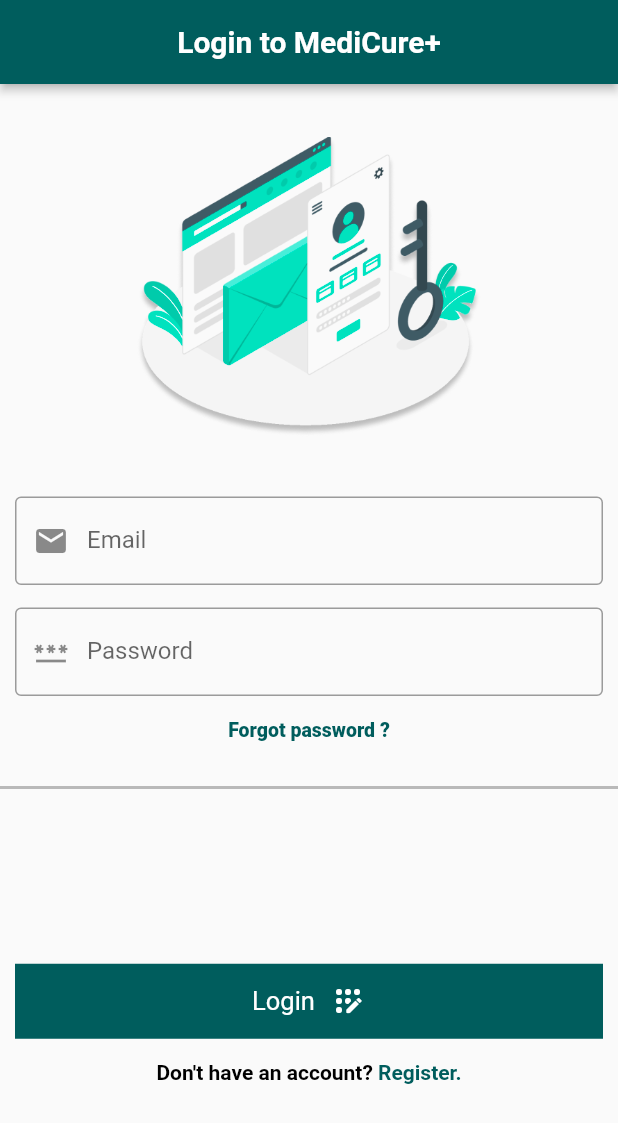
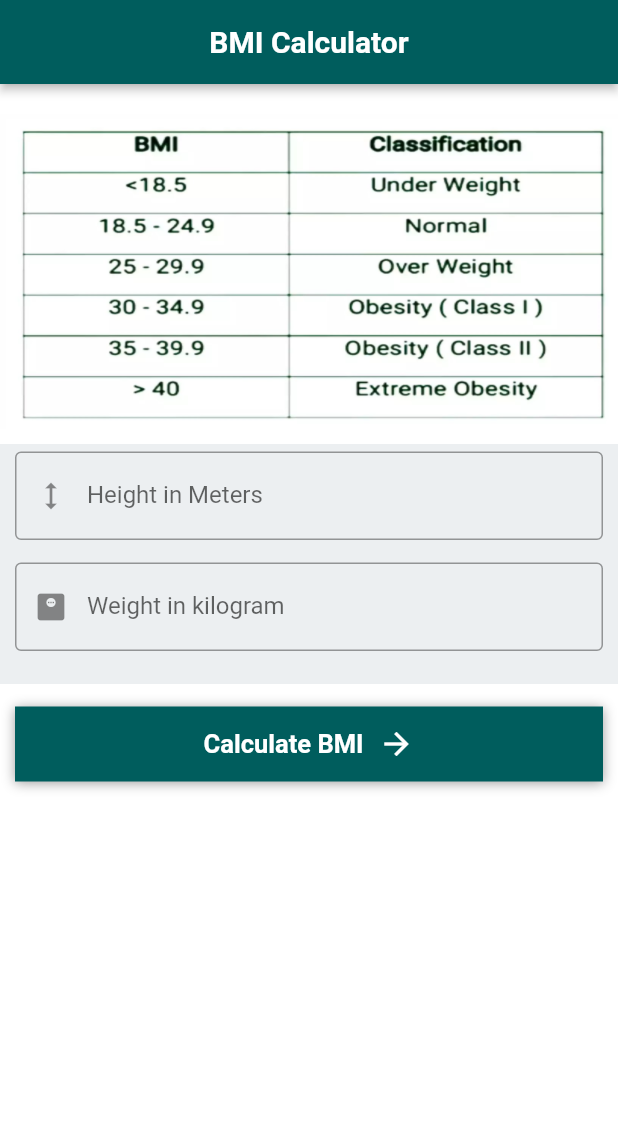
Before and after one commit to chamod-lakshitha/SDGP, a Flutter app: the screen it shows after launch, on a phone screen of 412 x 824 dp. Shown: the top 1123 px of the screen. Run offline on Flutter 3.47's test engine with Material 2 defaults, Android fonts, the light colour scheme and no system bars; our stand-ins replace dio, flutter_dotenv, flutter_easyloading, google_fonts, page_transition, shared_preferences.

Commit message:
home.dart and bmi_calc.dart is created

```diff
--- /dev/null
+++ b/lib/BMI_Calc.dart
@@ -0,0 +1,202 @@
+import 'package:flutter/material.dart';
+import 'package:google_fonts/google_fonts.dart';
+
+class BMI_Calc extends StatefulWidget {
+  const BMI_Calc({Key? key}) : super(key: key);
+
+  @override
+  State<BMI_Calc> createState() => _BMI_CalcState();
+}
+
+class _BMI_CalcState extends State<BMI_Calc> {
+  double? _height, _weight;
+  double BMI = 0;
+  bool calculated = false;
+
+  final _formKey = GlobalKey<FormState>();
+
+  Widget printLabel() {
+    if (calculated) {
+      return Container(
+        height: 50,
+        width: double.infinity,
+        margin: const EdgeInsets.only(
+          top: 480,
+        ),
+        color: BMI < 18.5
+            ? Colors.amber
+            : BMI < 24.9
+                ? Colors.green
+                : BMI < 29.9
+                    ? Colors.orange
+                    : Colors.red,
+        alignment: Alignment.center,
+        child: Text(
+          calculated ? "BMI value is : " + BMI.toString() : "",
+          style: GoogleFonts.roboto(
+            textStyle: const TextStyle(
+              fontWeight: FontWeight.bold,
+              fontSize: 17,
+              color: Colors.black54,
+            ),
+          ),
+        ),
+      );
+    } else {
+      return const SizedBox();
+    }
+  }
+
+  @override
+  Widget build(BuildContext context) {
+    return Scaffold(
+      backgroundColor: Colors.white,
+      appBar: AppBar(
+        title: Text(
+          "BMI Calculator",
+          style: GoogleFonts.roboto(
+            textStyle: const TextStyle(
+              fontWeight: FontWeight.bold,
+              fontSize: 20,
+            ),
+          ),
+        ),
+        centerTitle: true,
+        backgroundColor: Color.fromRGBO(0, 93, 93, 1),
+        elevation: 2.5,
+      ),
+      body: Stack(
+        children: [
+          Container(
+            height: 210,
+            width: double.infinity,
+            margin: const EdgeInsets.only(top: 20),
+            decoration: const BoxDecoration(
+              image: DecorationImage(
+                  image: AssetImage("assets/BMI_chart.jpg"), fit: BoxFit.fill),
+            ),
+          ),
+          Container(
+            height: 160,
+            width: double.infinity,
+            color: Colors.blueGrey[50],
+            margin: const EdgeInsets.only(top: 240),
+            padding: const EdgeInsets.symmetric(horizontal: 10),
+            child: Form(
+              key: _formKey,
+              child: ListView(
+                children: [
+                  const SizedBox(
+                    height: 5,
+                  ),
+                  TextFormField(
+                    keyboardType: TextInputType.number,
+                    decoration: const InputDecoration(
+                      labelText: "Height in Meters",
+                      border: OutlineInputBorder(),
+                      prefixIcon: Icon(Icons.height),
+                    ),
+                    validator: (height) {
+                      try {
+                        double heightInDouble = double.parse(height!);
+                        if (height == null || height.isEmpty) {
+                          return "Please enter your height in meters";
+                        } else if (heightInDouble <= 0) {
+                          return "height can not be less than or equals  to zero";
+                        }
+                      } catch (e) {
+                        return "Invalid value for height";
+                      }
+                    },
+                    onChanged: (height) {
+                      _height = double.tryParse(height);
+                    },
+                  ),
+                  const SizedBox(
+                    height: 15,
+                  ),
+                  TextFormField(
+                    keyboardType: TextInputType.number,
+                    decoration: const InputDecoration(
+                      labelText: "Weight in kilogram",
+                      border: OutlineInputBorder(),
+                      prefixIcon: Icon(Icons.monitor_weight),
+                    ),
+                    validator: (weight) {
+                      try {
+                        double weightInDouble = double.parse(weight!);
+                        if (weight == null || weight.isEmpty) {
+                          return "Please enter your weight in meters";
+                        } else if (weightInDouble <= 0) {
+                          return "weight can not be less than or equals  to zero";
+                        }
+                      } catch (e) {
+                        return "Invalid value for weight";
+                      }
+                    },
+                    onChanged: (weight) {
+                      _weight = double.tryParse(weight);
+                    },
+                  ),
+                  const SizedBox(
+                    height: 5,
+                  ),
+                ],
+              ),
+            ),
+          ),
+          GestureDetector(
+            onTap: () {
+              if (_formKey.currentState!.validate()) {
+                BMI = (_weight! / (_height! * _height!));
+                setState(() {
+                  calculated = true;
+                });
+              } else {
+                setState(() {
+                  calculated = false;
+                });
+              }
+            },
+            child: Container(
+              margin: const EdgeInsets.only(top: 415, left: 10),
+              height: 50,
+              width: MediaQuery.of(context).size.width - 20,
+              decoration: const BoxDecoration(
+                color: Color.fromRGBO(0, 93, 93, 1),
+                boxShadow: [
+                  BoxShadow(
+                    color: Colors.grey,
+                    offset: Offset(0.0, 1.0), //(x,y)
+                    blurRadius: 6.0,
+                  ),
+                ],
+              ),
+              child: Row(
+                mainAxisAlignment: MainAxisAlignment.center,
+                children: const [
+                  Text(
+                    "Calculate BMI",
+                    style: TextStyle(
+                      color: Colors.white,
+                      fontSize: 17,
+                      fontWeight: FontWeight.bold,
+                    ),
+                  ),
+                  SizedBox(
+                    width: 10,
+                  ),
+                  Icon(
+                    Icons.arrow_forward,
+                    color: Colors.white,
+                  )
+                ],
+              ),
+            ),
+          ),
+          printLabel()
+        ],
+      ),
+    );
+  }
+}
--- /dev/null
+++ b/lib/Home.dart
@@ -0,0 +1,46 @@
+import 'package:flutter/material.dart';
+import 'package:sdgp/CHD_Prediction.dart';
+
+import 'BMI_Calc.dart';
+
+class Home extends StatefulWidget {
+  final int selectedIndex;
+  Home({super.key, this.selectedIndex = 0});
+
+  @override
+  State<Home> createState() => _HomeState(selectedIndex);
+}
+
+class _HomeState extends State<Home> {
+  int selectedIndex;
+  _HomeState(this.selectedIndex);
+
+  List<Widget> screenList = const [CHD_Prediction(), BMI_Calc()];
+
+  @override
+  Widget build(BuildContext context) {
+    return Scaffold(
+      backgroundColor: Colors.white,
+      // body: IndexedStack(children: screenList, index: selectedIndex),
+      body: screenList[selectedIndex],
+      bottomNavigationBar: BottomNavigationBar(
+        onTap: (index) {
+          setState(() {
+            selectedIndex = index;
+          });
+        },
+        currentIndex: selectedIndex,
+        items: const [
+          BottomNavigationBarItem(icon: Icon(Icons.home), label: "Home"),
+          BottomNavigationBarItem(icon: Icon(Icons.notes), label: "Predict"),
+          BottomNavigationBarItem(
+              icon: Icon(Icons.calculate), label: "BMI Calculator"),
+        ],
+        backgroundColor: Color.fromRGBO(0, 93, 93, 1),
+        selectedItemColor: Colors.white,
+        unselectedItemColor: Colors.white60,
+        showUnselectedLabels: false,
+      ),
+    );
+  }
+}
--- a/lib/main.dart
+++ b/lib/main.dart
@@ -1,8 +1,9 @@
 import 'package:flutter/material.dart';
-import 'package:flutter_application_1/CHD_Prediction.dart';
-import 'package:flutter_application_1/Login.dart';
+
 import 'package:flutter_dotenv/flutter_dotenv.dart';
 import 'package:flutter_easyloading/flutter_easyloading.dart';
+import 'package:sdgp/BMI_Calc.dart';
+import 'Login.dart';
 import 'SplashScreen.dart';
 
 void main() async {
@@ -34,7 +35,7 @@ class MyApp extends StatelessWidget {
   Widget build(BuildContext context) {
     return MaterialApp(
       debugShowCheckedModeBanner: false,
-      home: Login(),
+      home: BMI_Calc(),
       builder: EasyLoading.init(),
     );
   }
--- a/pubspec.yaml
+++ b/pubspec.yaml
@@ -1,6 +1,5 @@
-name: flutter_application_1
+name: sdgp
 description: A new Flutter project.
-
 # The following line prevents the package from being accidentally published to
 # pub.dev using `flutter pub publish`. This is preferred for private packages.
 publish_to: 'none' # Remove this line if you wish to publish to pub.dev
@@ -20,7 +19,7 @@ publish_to: 'none' # Remove this line if you wish to publish to pub.dev
 version: 1.0.0+1
 
 environment:
-  sdk: '>=2.18.5 <3.0.0'
+  sdk: '>=2.19.1 <3.0.0'
 
 # Dependencies specify other packages that your package needs in order to work.
 # To automatically upgrade your package dependencies to the latest versions
```
Also changed, not shown: pubspec.lock, 8 other files.
